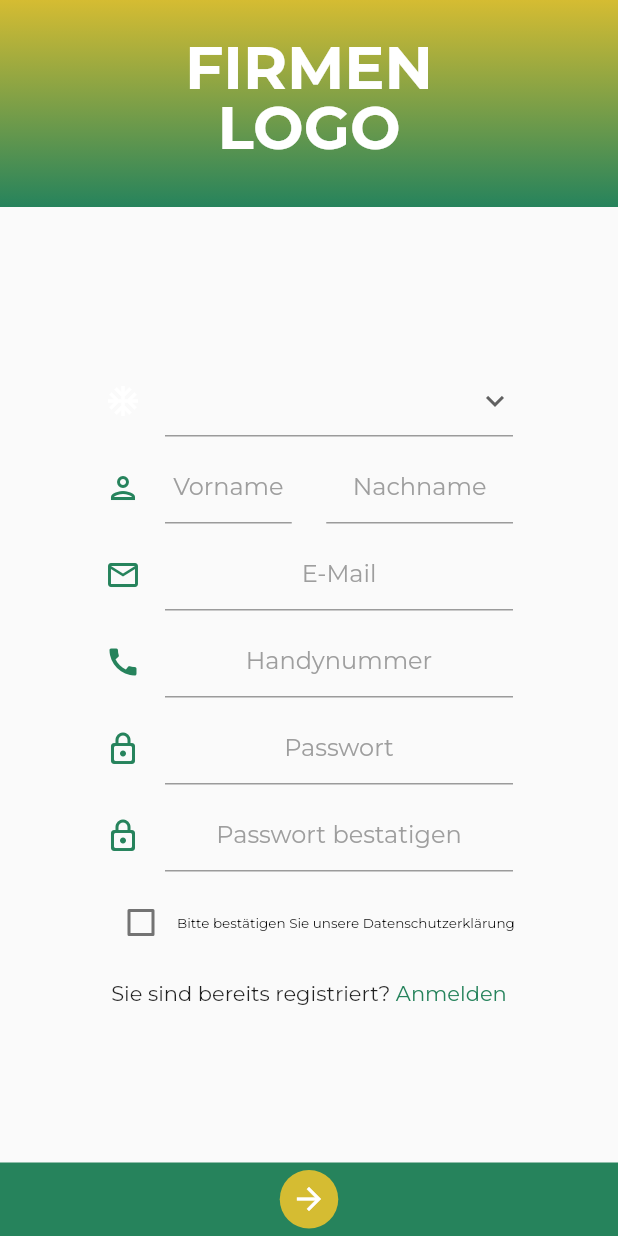
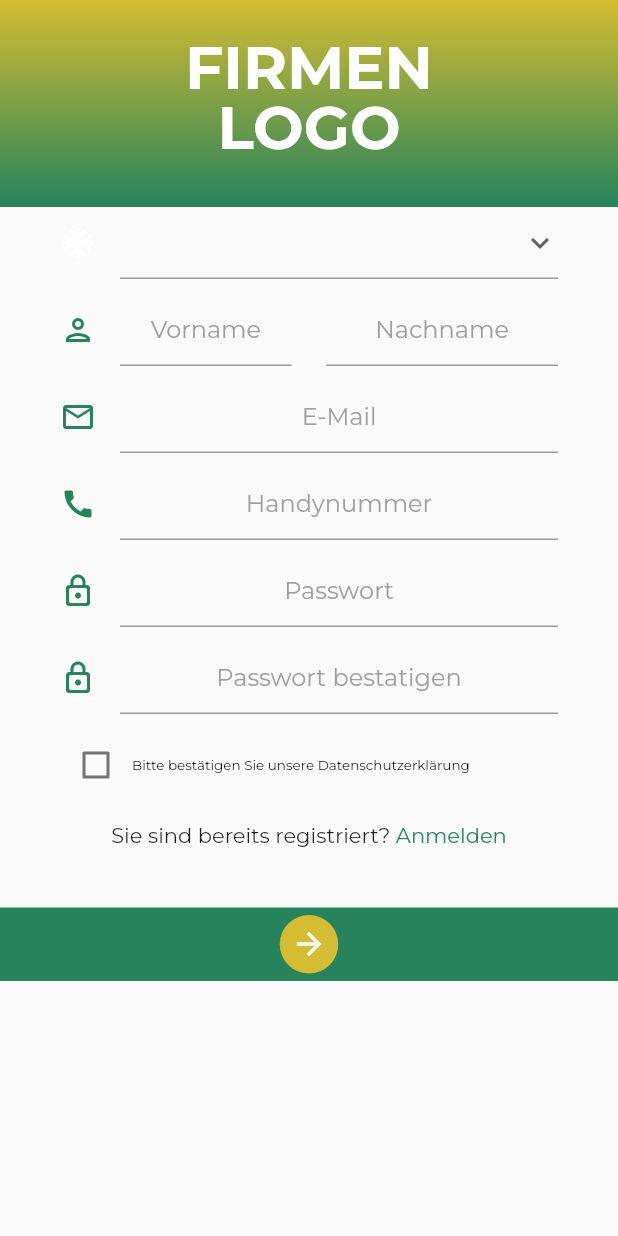
Before and after one commit to Muhammed-AbdelGhany/auth_pincode_task, a Flutter app: the screen it shows after launch, after a tap on "Jetzt Registrieren", on a phone screen of 412 x 824 dp. Run offline on Flutter 3.47's test engine with Material 2 defaults, Android fonts, the phone set to English and light mode, and no system bars; our stand-ins replace google_fonts, pin_code_fields; missing offline and left inert: auto_validate.

Commit message:
fied responsivness issues

```diff
--- a/lib/screens/login.dart
+++ b/lib/screens/login.dart
@@ -35,7 +35,7 @@ class _LoginScreenState extends State<LoginScreen> {
             children: [
               Header(),
               SizedBox(
-                height: 120,
+                height: 80,
               ),
               Container(
                 child: Form(
@@ -88,7 +88,7 @@ class _LoginScreenState extends State<LoginScreen> {
                           onSaved: (newValue) => _password = newValue,
                         ),
                         SizedBox(
-                          height: 105,
+                          height: 40,
                         ),
                         Container(
                           width: double.infinity,
@@ -141,6 +141,9 @@ class _LoginScreenState extends State<LoginScreen> {
                             ),
                           ),
                         ),
+                        SizedBox(
+                          height: 60,
+                        )
                       ],
                     ),
                   ),
--- a/lib/screens/register.dart
+++ b/lib/screens/register.dart
@@ -18,7 +18,8 @@ class _RegisterScreenState extends State<RegisterScreen> {
   Widget build(BuildContext context) {
     return Scaffold(
       resizeToAvoidBottomInset: false,
-      body: Column(
+      body: SingleChildScrollView(
+        child: Column(
           mainAxisAlignment: MainAxisAlignment.spaceBetween,
           children: [
             Header(),
@@ -26,7 +27,7 @@ class _RegisterScreenState extends State<RegisterScreen> {
               child: Form(
                 key: _formKey,
                 child: Padding(
-                padding: EdgeInsets.symmetric(horizontal: 70),
+                  padding: EdgeInsets.symmetric(horizontal: 40),
                   child: Column(
                     children: [
                       DropdownButtonFormField<String>(
@@ -186,6 +187,9 @@ class _RegisterScreenState extends State<RegisterScreen> {
                           )
                         ],
                       ),
+                      SizedBox(
+                        height: 40,
+                      )
                     ],
                   ),
                 ),
@@ -214,6 +218,7 @@ class _RegisterScreenState extends State<RegisterScreen> {
             )
           ],
         ),
+      ),
     );
   }
 }
```
Lines whose indentation alone changed are shown as unchanged.
